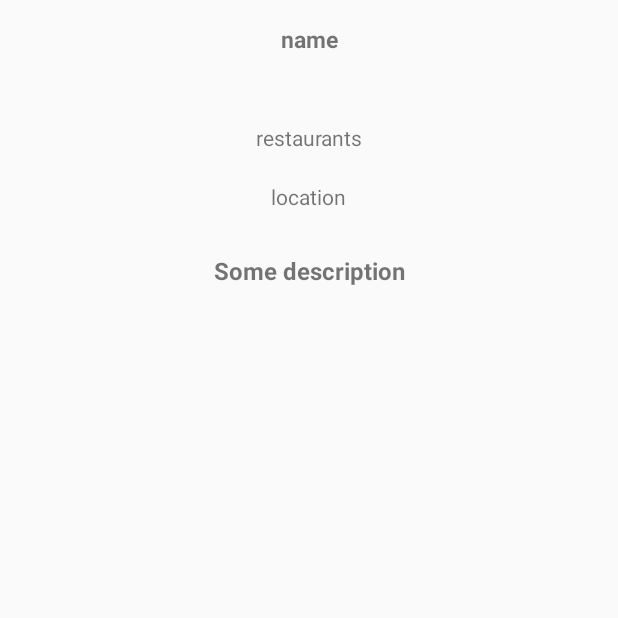
After one commit to Shubham1992/foursquaretest, an Android app: the Description screen opened directly, with no data from a screen before it, on a phone screen of 412 x 824 dp, the top half of it. The commit adds this screen. Run offline under Robolectric (Android 15) with nearby library versions, the phone set to English and light mode, and no system bars; 1 statement that could not run was skipped.

Commit message:
working description

```diff
--- /dev/null
+++ b/app/src/main/java/com/trending/foursquare/Description.java
@@ -0,0 +1,47 @@
+package com.trending.foursquare;
+
+import android.app.Activity;
+import android.content.Intent;
+import android.os.Bundle;
+import android.os.PersistableBundle;
+import android.widget.FrameLayout;
+import android.widget.ImageView;
+import android.widget.LinearLayout;
+import android.widget.TextView;
+
+import java.util.ArrayList;
+import java.util.HashMap;
+import java.util.List;
+
+/**
+ * Created by Admin-PC on 11/10/2015.
+ */
+public class Description extends Activity
+{
+	LinearLayout frameLayout ;
+	TextView tvName, tvRestaurant , tvDesc, tvloc;
+	ImageView imgmain;
+	@Override
+	public void onCreate(Bundle savedInstanceState)
+	{
+		super.onCreate(savedInstanceState);
+ 		setContentView(R.layout.description);
+		Intent intent = getIntent();
+		int pos = intent.getIntExtra("pos",0);
+		tvName = (TextView) findViewById(R.id.name);
+		tvRestaurant = (TextView) findViewById(R.id.restaurants);
+		tvDesc = (TextView) findViewById(R.id.description);
+		tvloc = (TextView) findViewById(R.id.loc);
+		imgmain = (ImageView) findViewById(R.id.imageViewmain);
+		frameLayout = (LinearLayout) findViewById(R.id.framemain);
+
+		List<HashMap<String, String>> list;
+
+		list = SavedList.getInstance().getList();
+
+
+		tvName.setText(list.get(pos).get("name").toString());
+
+
+	}
+}
--- a/app/src/main/java/com/trending/foursquare/JsonTOList.java
+++ b/app/src/main/java/com/trending/foursquare/JsonTOList.java
@@ -17,7 +17,9 @@ public class JsonTOList
 	List<HashMap<String, String>> convertjsontolist(JSONObject jsonObject)
 	{
 
-		JSONArray array = jsonObject.optJSONArray("venues");
+		JSONObject objectResponse = jsonObject.optJSONObject("response");
+		JSONArray array = objectResponse.optJSONArray("venues");
+
 		for (int i = 0; i < 20; i++)
 		{
 			JSONObject objectVenues = array.optJSONObject(i);
@@ -43,6 +45,8 @@ public class JsonTOList
 		}
 
 
+
+		SavedList.getInstance().setList(list);
 		return list;
 	}
 
--- /dev/null
+++ b/app/src/main/java/com/trending/foursquare/SavedList.java
@@ -0,0 +1,31 @@
+package com.trending.foursquare;
+
+import java.util.ArrayList;
+import java.util.HashMap;
+import java.util.List;
+
+/**
+ * Created by Admin-PC on 11/10/2015.
+ */
+public class SavedList
+{
+	private static SavedList savedList = new SavedList();
+	private  SavedList(){}
+
+	public List<HashMap<String, String>> getList()
+	{
+		return list;
+	}
+
+	public void setList(List<HashMap<String, String>> list)
+	{
+		this.list = list;
+	}
+
+	private List<HashMap<String, String>> list = new ArrayList<>();
+	public static SavedList  getInstance()
+	{
+		return savedList;
+	}
+
+}
--- /dev/null
+++ b/app/src/main/res/layout/description.xml
@@ -0,0 +1,51 @@
+<?xml version="1.0" encoding="utf-8"?>
+<LinearLayout xmlns:android="http://schemas.android.com/apk/res/android"
+			 android:id="@+id/framemain"
+			 android:layout_width="match_parent"
+			 android:layout_height="match_parent"
+			 android:padding="5dp"
+			  android:orientation="vertical"
+			 android:elevation="5dp">
+
+	<TextView
+		android:layout_width="match_parent"
+		android:layout_height="wrap_content"
+		android:padding="10dp"
+		android:id="@+id/name"
+		android:textStyle="bold"
+		android:textSize="15dp"
+		android:gravity="center"
+		android:text="name"/>
+
+
+	<TextView
+		android:layout_width="match_parent"
+		android:layout_height="wrap_content"
+		android:padding="10dp"
+		android:gravity="center"
+		android:id="@+id/restaurants"
+		android:text="restaurants"
+		android:layout_marginTop="25dp"
+		android:layout_gravity="center_horizontal|top"/>
+
+	<TextView
+		android:layout_width="wrap_content"
+		android:layout_height="wrap_content"
+		android:padding="10dp"
+		android:id="@+id/loc"
+		android:text="location"
+		android:layout_gravity="center_horizontal|top"/>
+
+	<TextView
+		android:id="@+id/description"
+		android:layout_width="match_parent"
+		android:layout_height="60dp"
+		android:text="Some description"
+		android:padding="15dp"
+		android:gravity="center"
+		android:textSize="16dp"
+		android:textStyle="bold"
+		/>
+
+
+</LinearLayout>
```
Also changed, not shown: app/src/main/AndroidManifest.xml (+11 -0 lines), app/src/main/java/com/trending/foursquare/MainActivity.java (+10 -12 lines), app/src/main/java/com/trending/foursquare/RVAdapter.java (+21 -7 lines), app/src/main/res/layout/activity_main.xml (+1 -7 lines).
